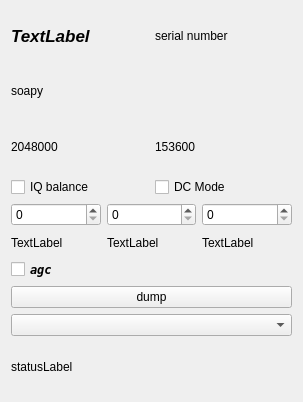
The window that sources/devices/soapy/soapy-widget.ui (JvanKatwijk/qt-dab) describes before a commit, drawn with Qt 5.
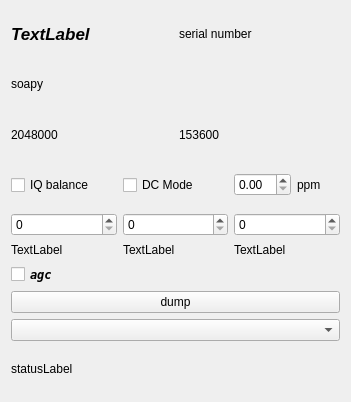
The same window after the commit.

Commit message: added ppm to soapy sriver

The edit to the form file:
```diff
--- a/sources/devices/soapy/soapy-widget.ui
+++ b/sources/devices/soapy/soapy-widget.ui
@@ -6,7 +6,7 @@
    <rect>
     <x>0</x>
     <y>0</y>
-    <width>303</width>
+    <width>351</width>
     <height>402</height>
    </rect>
   </property>
@@ -65,7 +65,7 @@
     </layout>
    </item>
    <item>
-    <layout class="QHBoxLayout" name="horizontalLayout_3">
+    <layout class="QHBoxLayout" name="horizontalLayout_4">
      <item>
       <widget class="QCheckBox" name="balanceIndicator">
        <property name="text">
@@ -80,6 +80,20 @@
        </property>
       </widget>
      </item>
+     <item>
+      <layout class="QHBoxLayout" name="horizontalLayout_3">
+       <item>
+        <widget class="QDoubleSpinBox" name="ppmIndicator"/>
+       </item>
+       <item>
+        <widget class="QLabel" name="label">
+         <property name="text">
+          <string>ppm</string>
+         </property>
+        </widget>
+       </item>
+      </layout>
+     </item>
     </layout>
    </item>
    <item>
```
The commit also changes 2 other files.
